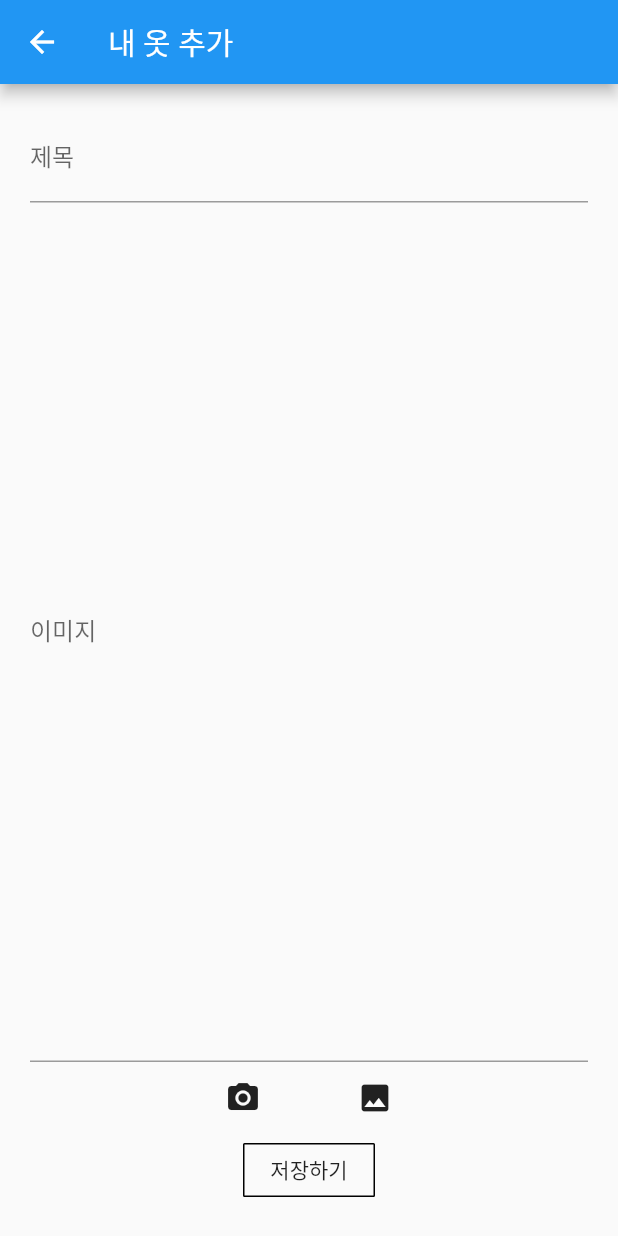
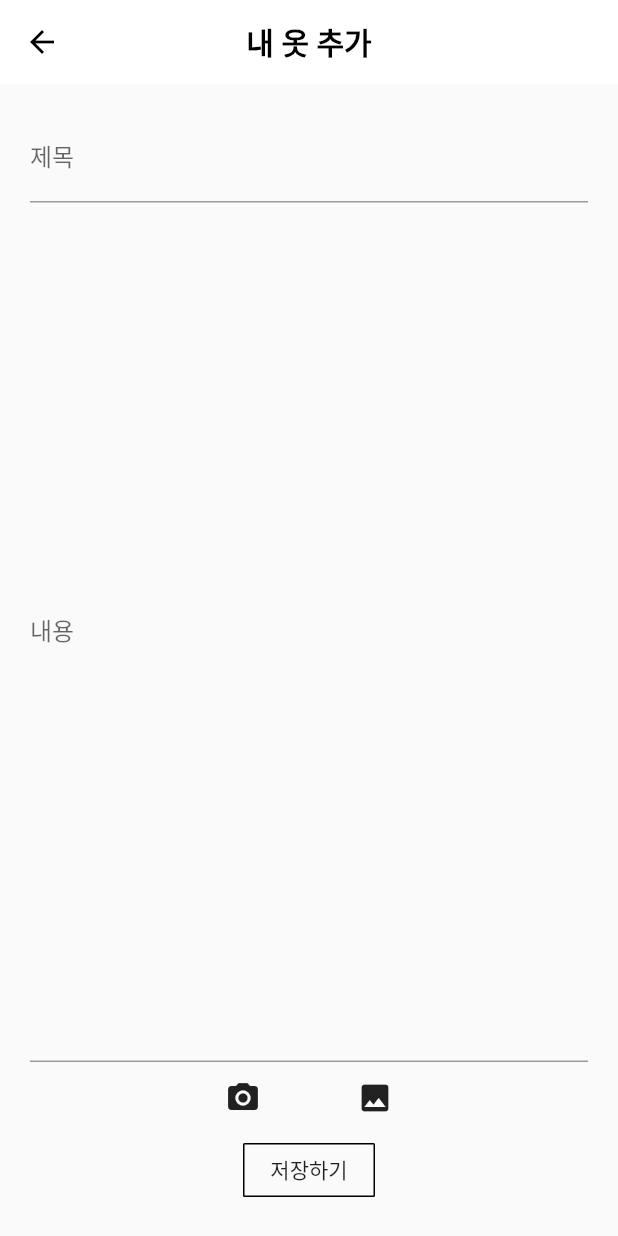
Before and after one commit to Capstone-3/app, a Flutter app: the screen it shows after launch, item 2 of the bottom bar chosen, after a tap on the "add" icon, on a phone screen of 412 x 824 dp. Run offline on Flutter 3.47's test engine with Material 2 defaults, Android fonts, the phone set to English and light mode, and no system bars; our stand-ins replace firebase_core, firebase_database, firebase_storage, image_picker; accounts and stored records are empty.

Commit message:
메모 추가

```diff
--- a/lib/myClothApp/cloth.dart
+++ b/lib/myClothApp/cloth.dart
@@ -3,20 +3,23 @@ import 'package:firebase_database/firebase_database.dart';
 class Cloth {
   String? key;
   String title;
+  String content;
   String imageUrl;
   String createTime;
 
-  Cloth(this.title, this.imageUrl, this.createTime);
+  Cloth(this.title, this.content, this.imageUrl, this.createTime);
 
   Cloth.fromSnapshot(DataSnapshot snapshot, Map<String, dynamic> map)
       : key = snapshot.key,
         title = map['title'],
+        content = map['content'],
         imageUrl = map['imageUrl'],
         createTime = map['createTime'];
 
   toJson() {
     return {
       'title': title,
+      'content': content,
       'imageUrl': imageUrl,
       'createTime': createTime,
     };
--- a/lib/myClothApp/clothAdd.dart
+++ b/lib/myClothApp/clothAdd.dart
@@ -34,7 +34,16 @@ class _ClothAddPageState extends State<ClothAddPage> {
   Widget build(BuildContext context) {
     return Scaffold(
       appBar: AppBar(
-        title: Text('내 옷 추가'),
+        iconTheme: IconThemeData(
+          color: Colors.black,
+        ),
+        backgroundColor: Colors.white,
+        elevation: 0,
+        centerTitle: true,
+        title: Text(
+          '내 옷 추가',
+          style: TextStyle(color: Colors.black, fontWeight: FontWeight.bold),
+        ),
       ),
       body: Container(
         padding: EdgeInsets.all(20),
@@ -48,15 +57,17 @@ class _ClothAddPageState extends State<ClothAddPage> {
                   fillColor: Colors.blueAccent,
                 ),
               ),
+              SizedBox(
+                  child: _pickedFile != null
+                      ? Image(image: FileImage(File(_pickedFile!.path)))
+                      : null),
               Expanded(
-                child: _pickedFile == null
-                    ? TextField(
-                        controller: contentController,
-                        keyboardType: TextInputType.multiline,
-                        maxLines: 100,
-                        decoration: InputDecoration(labelText: '이미지'),
-                      )
-                    : Image(image: FileImage(File(_pickedFile!.path))),
+                child: TextField(
+                  controller: contentController,
+                  keyboardType: TextInputType.multiline,
+                  maxLines: 100,
+                  decoration: InputDecoration(labelText: '내용'),
+                ),
               ),
               Row(
                 mainAxisAlignment: MainAxisAlignment.center,
@@ -85,6 +96,7 @@ class _ClothAddPageState extends State<ClothAddPage> {
                       .push()
                       .set(Cloth(
                         titleController!.value.text,
+                        contentController!.value.text,
                         imageUrl,
                         DateTime.now().toIso8601String(),
                       ).toJson())
--- a/lib/myClothPage.dart
+++ b/lib/myClothPage.dart
@@ -2,7 +2,6 @@ import 'package:firebase_database/firebase_database.dart';
 import 'package:flutter/material.dart';
 
 import 'myClothApp/tab/acc.dart';
-import 'myClothApp/tab/all.dart';
 import 'myClothApp/tab/outer.dart';
 import 'myClothApp/tab/pants.dart';
 import 'myClothApp/tab/shoes.dart';
@@ -20,7 +19,7 @@ class _myClothApp extends State<myClothApp>
 
   @override
   void initState() {
-    _tabController = new TabController(length: 6, vsync: this);
+    _tabController = new TabController(length: 5, vsync: this);
   }
 
   @override
@@ -38,16 +37,7 @@ class _myClothApp extends State<myClothApp>
           indicator: BoxDecoration(
             color: Color.fromRGBO(112, 125, 222, 100),
           ),
-          isScrollable: true,
           tabs: <Tab>[
-            Tab(
-              icon: Text(
-                '전체',
-                style: TextStyle(
-                  color: Colors.black,
-                ),
-              ),
-            ),
             Tab(
               icon: Text(
                 '아우터',
@@ -94,7 +84,6 @@ class _myClothApp extends State<myClothApp>
       ),
       body: TabBarView(
         children: <Widget>[
-          all(),
           top(),
           outer(),
           pants(),
```
Also changed, not shown: lib/myClothApp/clothDetail.dart (+26 -8 lines), lib/myClothApp/tab/all.dart (deleted, +0 -123 lines).
